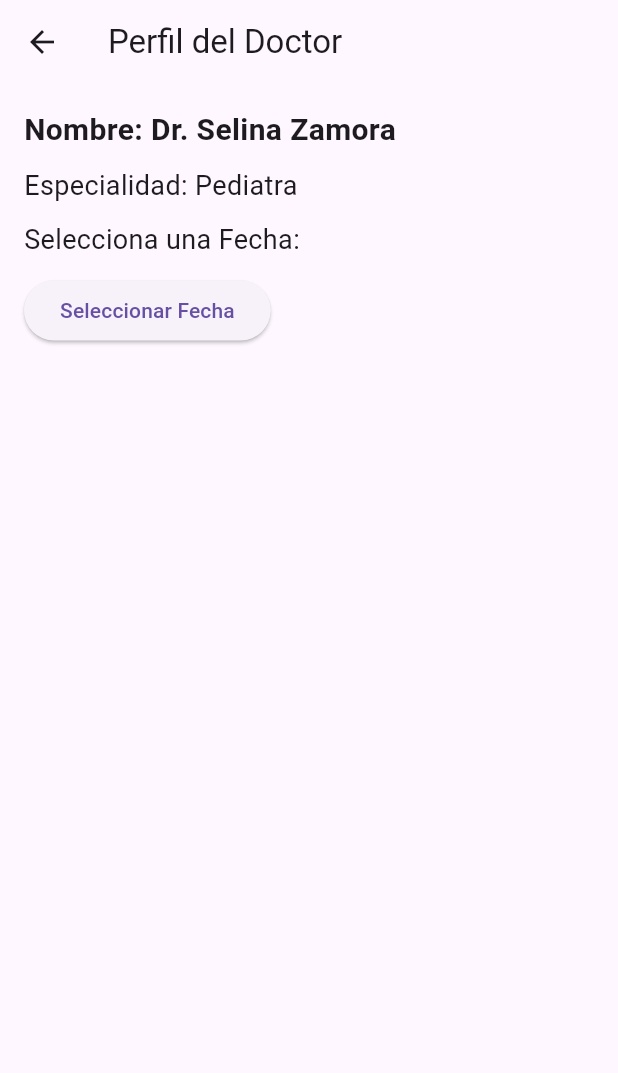
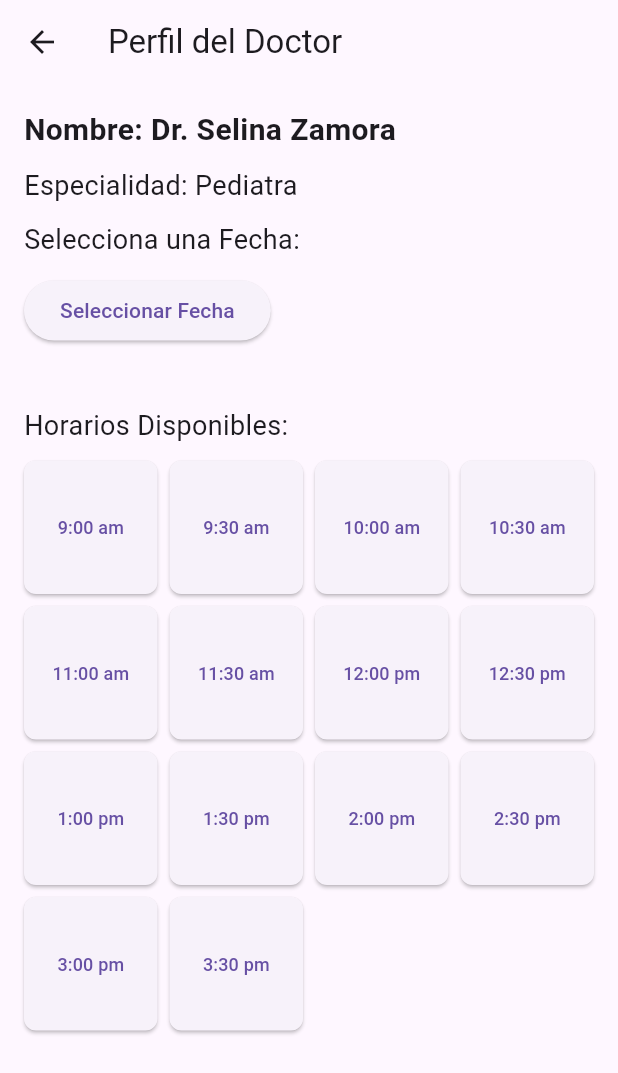
Before and after one commit to stfuArturo/Proyecto-Final, a Flutter app: the DoctorProfilePage screen opened directly with sample values from the repository, on a phone screen of 412 x 824 dp. Shown: the top 1073 px of the screen. Run offline on Flutter 3.47's test engine with Material 3 defaults, Android fonts, the phone set to English and light mode, and no system bars; our stand-ins replace shelf; missing offline and left inert: mongo_dart.

```diff
--- a/lib/doctor.dart
+++ b/lib/doctor.dart
@@ -54,6 +54,24 @@ class DoctorProfilePage extends StatefulWidget {
 class _DoctorProfilePageState extends State<DoctorProfilePage> {
   DateTime? selectedDate;
   String? selectedAppointment;
+  List<String> appointmentTimes = [];
+
+  @override
+  void initState() {
+    super.initState();
+    for (int i = 9; i <= 15; i++) {
+      if (i < 12) {
+        appointmentTimes.add('$i:00 am');
+        appointmentTimes.add('$i:30 am');
+      } else if (i == 12) {
+        appointmentTimes.add('$i:00 pm');
+        appointmentTimes.add('$i:30 pm');
+      } else {
+        appointmentTimes.add('${i - 12}:00 pm');
+        appointmentTimes.add('${i - 12}:30 pm');
+      }
+    }
+  }
 
   void _showAppointmentTimes(DateTime date) {
     setState(() {
@@ -188,6 +206,54 @@ class _DoctorProfilePageState extends State<DoctorProfilePage> {
                   ),
                 ],
               ),
+            SizedBox(height: 20),
+            Text(
+              'Horarios Disponibles:',
+              style: TextStyle(fontSize: 18),
+            ),
+            SizedBox(height: 10),
+            Expanded(
+              child: GridView.count(
+                crossAxisCount: 4,
+                crossAxisSpacing: 8.0,
+                mainAxisSpacing: 8.0,
+                children: appointmentTimes
+                    .map(
+                      (time) => ElevatedButton(
+                    onPressed: () {
+                      setState(() {
+                        selectedAppointment = time;
+                      });
+                    },
+                    style: ButtonStyle(
+                      backgroundColor: MaterialStateProperty.resolveWith(
+                            (states) {
+                          if (selectedAppointment == time) {
+                            return Colors.green;
+                          } else {
+                            return null;
+                          }
+                        },
+                      ),
+                      padding: MaterialStateProperty.all<EdgeInsets>(
+                        EdgeInsets.symmetric(vertical: 8.0, horizontal: 4.0),
+                      ),
+                      shape:
+                      MaterialStateProperty.all<RoundedRectangleBorder>(
+                        RoundedRectangleBorder(
+                          borderRadius: BorderRadius.circular(8.0),
+                        ),
+                      ),
+                    ),
+                    child: Text(
+                      time,
+                      style: TextStyle(fontSize: 12),
+                    ),
+                  ),
+                )
+                    .toList(),
+              ),
+            ),
           ],
         ),
       ),
--- a/pubspec.yaml
+++ b/pubspec.yaml
@@ -19,7 +19,7 @@ publish_to: 'none' # Remove this line if you wish to publish to pub.dev
 version: 1.0.0+1
 
 environment:
-  sdk: '>=3.2.1 <4.0.0'
+  sdk: '>=3.3.1 <4.0.0'
 
 # Dependencies specify other packages that your package needs in order to work.
 # To automatically upgrade your package dependencies to the latest versions
@@ -30,6 +30,9 @@ environment:
 dependencies:
   flutter:
     sdk: flutter
+  mongo_dart: ^0.10.2
+  shelf: ^1.4.0
+
 
 
   # The following adds the Cupertino Icons font to your application.
```
Also changed, not shown: lib/server.dart (added, +48 -0 lines), pubspec.lock.
